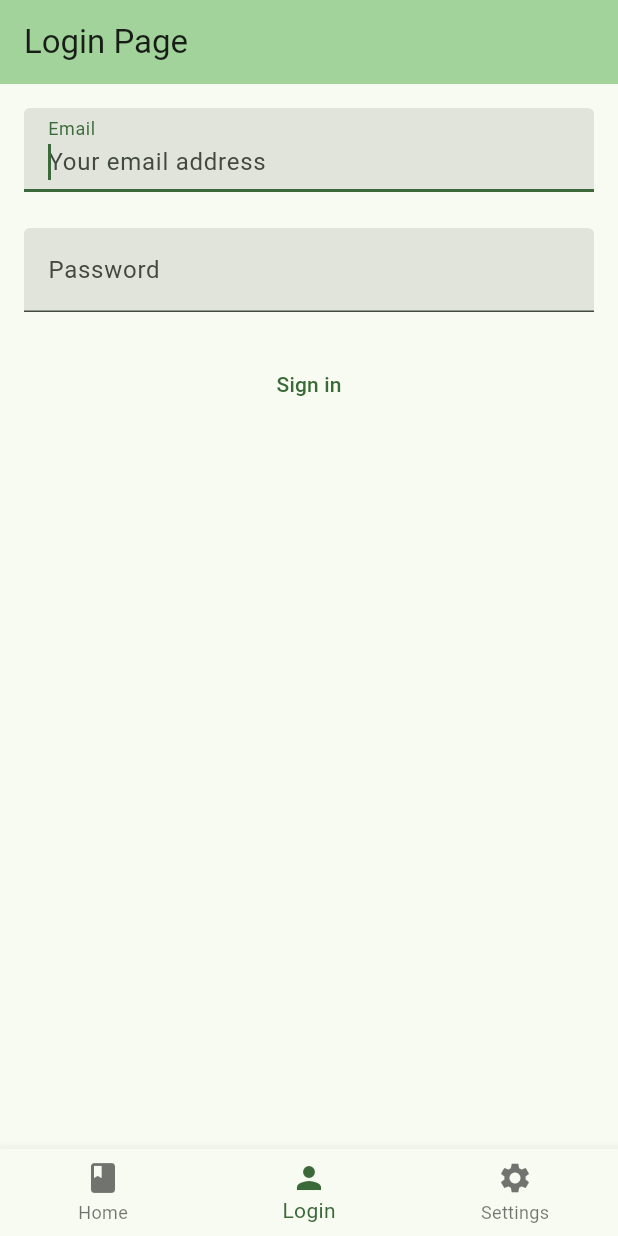
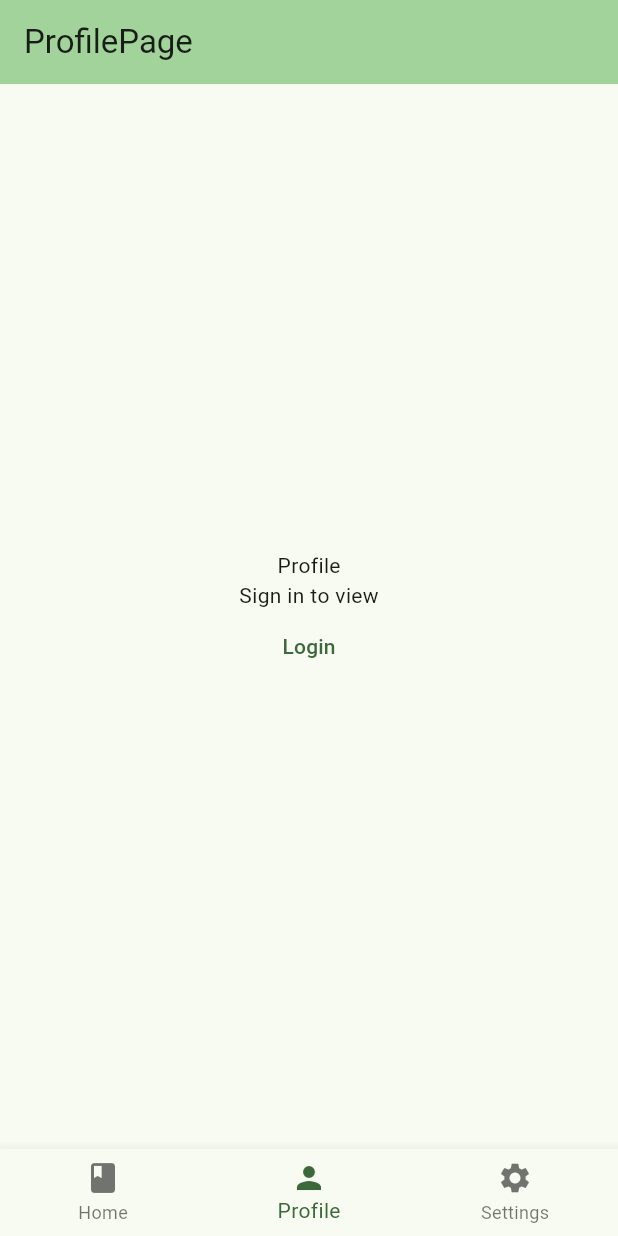
Before and after one commit to dw0nji/task_manager_2, a Flutter app: the screen it shows after launch, item 2 of the bottom bar chosen, on a phone screen of 412 x 824 dp. Run offline on Flutter 3.47's test engine with Material 3 defaults, Android fonts, the phone set to English and light mode, and no system bars; our stand-ins replace go_router.

Commit message:
Profile page + option to login and view profile.

```diff
--- /dev/null
+++ b/lib/ProfilePage.dart
@@ -0,0 +1,73 @@
+import 'package:flutter/material.dart';
+import 'package:go_router/go_router.dart';
+
+import 'auth.dart';
+
+
+class ProfilePage extends StatefulWidget {
+  const ProfilePage({super.key, required this.title, required this.auth});
+
+  final String title;
+  final AppAuth auth;
+
+
+  @override
+  State<ProfilePage> createState() => _ProfilePageState();
+}
+
+class _ProfilePageState extends State<ProfilePage> {
+  late final AppAuth auth;
+
+  @override
+  void initState() {
+    super.initState();
+    auth = widget.auth; // Initialize the auth object here
+  }
+
+  @override
+  Widget build(BuildContext context) {
+    final goRouter = GoRouter.of(context);
+
+    // This method is rerun every time setState is called, for instance as done
+    // by the _incrementCounter method above.
+    //
+    // The Flutter framework has been optimized to make rerunning build methods
+    // fast, so that you can just rebuild anything that needs updating rather
+    // than having to individually change instances of widgets.
+    return Scaffold(
+      appBar: AppBar(
+        backgroundColor: Theme.of(context).colorScheme.inversePrimary,
+        // Here we take the value from the MyHomePage object that was created by
+        // the App.build method, and use it to set our appbar title.
+        title: Text(widget.title),
+      ),
+      body: Center(
+
+        // Center is a layout widget. It takes a single child and positions it
+        // in the middle of the parent.
+        child: Column(
+          children: <Widget>[
+            const Text(
+              'Profile',
+            ),
+            Text (auth.signedIn ? 'Signed in' : 'Sign in to view'
+
+              ),
+            TextButton(
+              // style: ButtonStyle(
+              //   foregroundColor: MaterialStateProperty.all<Color>(Colors.blue),
+              // ),
+              onPressed: () { goRouter.go('/login');},
+              child: Text('Login'),
+
+            ),
+
+          ],
+          mainAxisAlignment: MainAxisAlignment.center,
+
+        ),
+      ),
+
+    );
+  }
+}
--- /dev/null
+++ b/lib/auth.dart
@@ -0,0 +1,28 @@
+import 'package:flutter/widgets.dart';
+
+
+class AppAuth extends ChangeNotifier {
+  // notify all listeners if a user has been logged out
+
+  bool _signedIn = false;
+
+  bool get signedIn => _signedIn;
+
+  Future<void> signOut() async {
+    await Future<void>.delayed(const Duration(milliseconds: 200));
+    // Sign out.
+    _signedIn = false;
+    notifyListeners();
+  }
+
+  Future<bool> signIn(String username, String password) async {
+    await Future<void>.delayed(const Duration(milliseconds: 200));
+
+    // Sign in. Allow any password for debugging.
+    // TODO: Add logic to call backend
+    _signedIn = true;
+    notifyListeners();
+    return _signedIn;
+  }
+
+}
--- a/lib/main.dart
+++ b/lib/main.dart
@@ -1,6 +1,8 @@
 import 'package:flutter/material.dart';
 import 'package:task_manager/scaffold.dart';
 
+import 'ProfilePage.dart';
+import 'auth.dart';
 import 'fade_transition_page.dart';
 import 'loginPage.dart';
 import 'package:go_router/go_router.dart';
@@ -13,8 +15,16 @@ void main() {
   runApp(const MyApp());
 }
 
-class MyApp extends StatelessWidget {
+class MyApp extends StatefulWidget{
   const MyApp({super.key});
+
+  @override
+  State<MyApp> createState() => _MyAppState();
+
+}
+
+class _MyAppState extends State<MyApp> {
+  final AppAuth auth = AppAuth();
 
   // This widget is the root of your application.
   @override
@@ -44,7 +54,7 @@ class MyApp extends StatelessWidget {
               return BookstoreScaffold(
                 selectedIndex: switch (state.uri.path) {
                   var p when p.startsWith('/home') => 0,
-                  var p when p.startsWith('/login') => 1,
+                  var p when p.startsWith('/profile') => 1,
                   //var p when p.startsWith('/settings') => 2,
                   _ => 0,
                 },
@@ -62,19 +72,32 @@ class MyApp extends StatelessWidget {
                 },
               ),
               GoRoute(
-                path: '/login',
+                path: '/profile',
                 pageBuilder: (context, state) {
                   return FadeTransitionPage<dynamic>(
                     key: state.pageKey,
-                    child: const SignInHttp(title: 'Login Page'),
+                    child: ProfilePage(title: 'ProfilePage', auth: auth),
                   );
                 },
               ),
+
             ],
+
+          ),
+          GoRoute(
+            path: '/login',
+            pageBuilder: (context, state) {
+              return FadeTransitionPage<dynamic>(
+                key: state.pageKey,
+                child: const SignInHttp(title: 'Login Page'),
+              );
+            },
           ),
 
         ],
+
       ),
+
     );
   }
 }
--- a/lib/scaffold.dart
+++ b/lib/scaffold.dart
@@ -21,7 +21,7 @@ class BookstoreScaffold extends StatelessWidget {
         currentIndex: selectedIndex,
         onTap: (idx) {
           if (idx == 0) goRouter.go('/home');
-          if (idx == 1) goRouter.go('/login');
+          if (idx == 1) goRouter.go('/profile');
         },
         items: const [
           BottomNavigationBarItem(
@@ -30,7 +30,7 @@ class BookstoreScaffold extends StatelessWidget {
           ),
           BottomNavigationBarItem(
             icon: Icon(Icons.person),
-            label: 'Login',
+            label: 'Profile',
           ),
           BottomNavigationBarItem(
             icon: Icon(Icons.settings),
```
